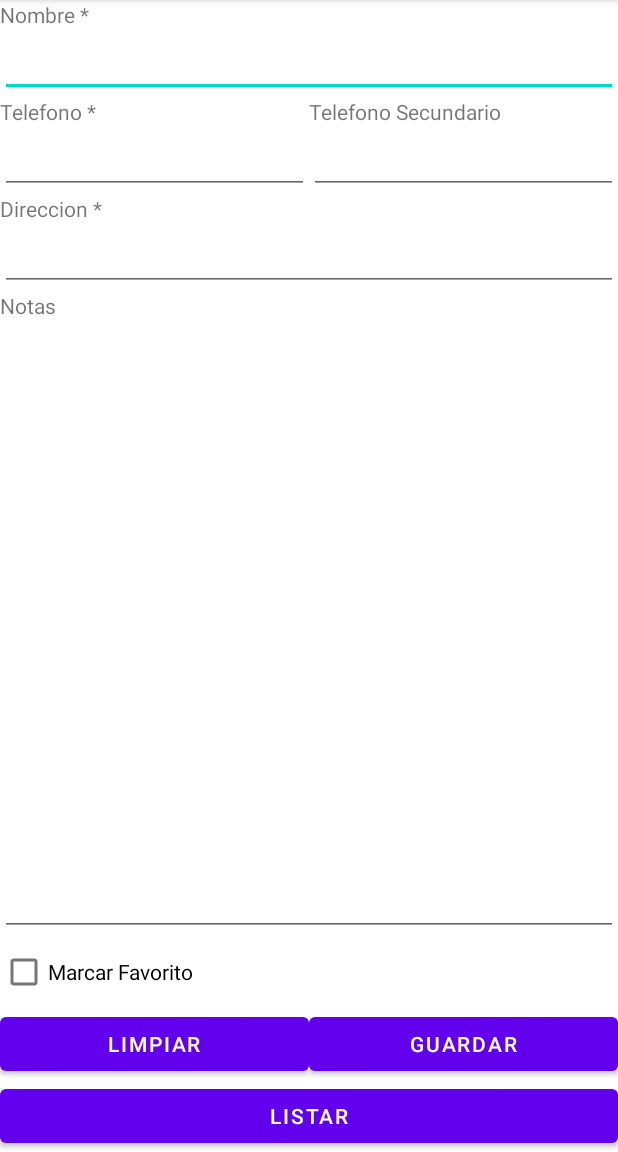
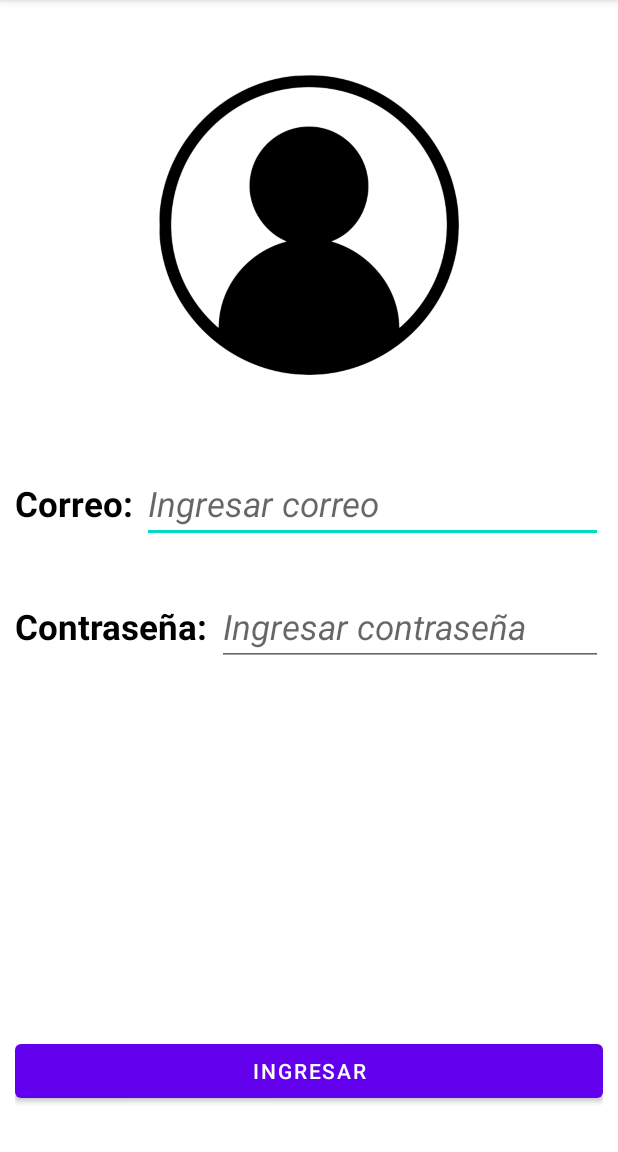
Before and after one commit to KevinTomate/AgendaFireBase, an Android app: the screen it shows after launch (MainActivity before the commit, LoginActivity after it), on a phone screen of 412 x 824 dp, the part 84-1236 px from its top. Run offline under Robolectric (Android 15) with nearby library versions, the phone set to English and light mode, and no system bars; our stand-ins replace Firebase (no records; nobody signed in at launch, a user with empty details on screens opened directly).

Commit message:
09-08-2022

```diff
--- a/app/build.gradle
+++ b/app/build.gradle
@@ -30,6 +30,8 @@ android {
 dependencies {
 
     implementation platform('com.google.firebase:firebase-bom:30.3.1')
+    implementation platform('com.google.firebase:firebase-bom:30.2.0')
+    implementation 'com.google.firebase:firebase-auth'
     implementation 'com.google.firebase:firebase-analytics'
     implementation 'androidx.appcompat:appcompat:+'
     implementation 'com.google.android.material:material:+'
--- a/app/src/main/AndroidManifest.xml
+++ b/app/src/main/AndroidManifest.xml
@@ -14,10 +14,13 @@
         android:theme="@style/Theme.AgendaFireBase"
         tools:targetApi="31">
         <activity
+            android:name=".MainActivity"
+            android:exported="false" />
+        <activity
             android:name=".ListaActivity"
             android:exported="false" />
         <activity
-            android:name=".MainActivity"
+            android:name=".LoginActivity"
             android:exported="true">
             <intent-filter>
                 <action android:name="android.intent.action.MAIN" />
--- /dev/null
+++ b/app/src/main/java/com/example/agendafirebase/LoginActivity.java
@@ -0,0 +1,79 @@
+package com.example.agendafirebase;
+
+import androidx.appcompat.app.AppCompatActivity;
+
+import android.content.Intent;
+import android.os.Bundle;
+import android.view.View;
+import android.widget.Button;
+import android.widget.EditText;
+import android.widget.Toast;
+
+import com.google.android.gms.tasks.OnCompleteListener;
+import com.google.android.gms.tasks.Task;
+import com.google.firebase.auth.AuthResult;
+import com.google.firebase.auth.FirebaseAuth;
+import com.google.firebase.auth.FirebaseUser;
+
+public class LoginActivity extends AppCompatActivity {
+    private Button btnIngresar;
+    private EditText txtCorreo;
+    private EditText txtPass;
+    private FirebaseAuth mAuth;
+
+
+    @Override
+    protected void onCreate(Bundle savedInstanceState) {
+        super.onCreate(savedInstanceState);
+        setContentView(R.layout.activity_login);
+        btnIngresar = (Button) findViewById(R.id.btnIngresar);
+        txtCorreo = (EditText) findViewById(R.id.txtCorreo);
+        txtPass = (EditText) findViewById(R.id.txtPass);
+        // Initialize Firebase Auth
+        mAuth = FirebaseAuth.getInstance();
+
+        onStart();
+
+        btnIngresar.setOnClickListener(new View.OnClickListener() {
+            @Override
+            public void onClick(View v) {
+                authenticalUser();
+            }
+        });
+    }
+
+    @Override
+    public void onStart() {
+        super.onStart();
+        // Check if user is signed in (non-null) and update UI accordingly.
+        FirebaseUser user = FirebaseAuth.getInstance().getCurrentUser();
+        if(user != null){
+            Intent intent = new Intent(LoginActivity.this, MainActivity.class);
+            startActivity(intent);
+            finish();
+        }
+    }
+
+    public void authenticalUser(){
+        String Correo = txtCorreo.getText().toString();
+        String Contraseña = txtPass.getText().toString();
+
+        if(txtCorreo.getText().toString().matches("") || txtPass.getText().toString().matches("")){
+            Toast.makeText(this, "Faltan llenar campos", Toast.LENGTH_SHORT).show();
+        } else {
+            mAuth.signInWithEmailAndPassword(Correo, Contraseña)
+                    .addOnCompleteListener(this, new OnCompleteListener<AuthResult>() {
+                        @Override
+                        public void onComplete(Task<AuthResult> task) {
+                            if (task.isSuccessful()) {
+                                Intent intent = new Intent(LoginActivity.this, MainActivity.class);
+                                startActivity(intent);
+                                finish();
+                            } else {
+                                Toast.makeText(LoginActivity.this, "Correo/Contraseña incorrectos", Toast.LENGTH_SHORT).show();
+                            }
+                        }
+                    });
+        }
+    }
+}
--- a/app/src/main/java/com/example/agendafirebase/MainActivity.java
+++ b/app/src/main/java/com/example/agendafirebase/MainActivity.java
@@ -17,6 +17,8 @@ import android.widget.Toast;
 
 import com.example.agendafirebase.Objetos.Contactos;
 import com.example.agendafirebase.Objetos.ReferenciasFireBase;
+import com.google.firebase.auth.FirebaseAuth;
+import com.google.firebase.auth.FirebaseUser;
 import com.google.firebase.database.DatabaseReference;
 import com.google.firebase.database.FirebaseDatabase;
 
--- /dev/null
+++ b/app/src/main/res/layout/activity_login.xml
@@ -0,0 +1,94 @@
+<?xml version="1.0" encoding="utf-8"?>
+<androidx.constraintlayout.widget.ConstraintLayout xmlns:android="http://schemas.android.com/apk/res/android"
+    xmlns:app="http://schemas.android.com/apk/res-auto"
+    xmlns:tools="http://schemas.android.com/tools"
+    android:layout_width="match_parent"
+    android:layout_height="match_parent"
+    tools:context=".LoginActivity">
+
+    <LinearLayout
+        android:layout_width="match_parent"
+        android:layout_height="match_parent"
+        android:orientation="vertical">
+        <LinearLayout
+            android:layout_width="match_parent"
+            android:layout_height="wrap_content"
+            android:orientation="vertical"
+            android:gravity="center"
+            android:paddingTop="50dp">
+            <ImageView
+                android:layout_width="200dp"
+                android:layout_height="200dp"
+                android:src="@drawable/img">
+            </ImageView>
+        </LinearLayout>
+        <LinearLayout
+            android:layout_width="match_parent"
+            android:layout_height="wrap_content"
+            android:orientation="horizontal"
+            android:paddingTop="60dp"
+            android:paddingLeft="10dp"
+            android:paddingRight="10dp">
+            <TextView
+                android:layout_width="wrap_content"
+                android:layout_height="wrap_content"
+                android:text="Correo: "
+                android:textSize="23dp"
+                android:textStyle="bold"
+                android:textColor="@color/black">
+            </TextView>
+            <EditText
+                android:id="@+id/txtCorreo"
+                android:layout_width="match_parent"
+                android:layout_height="wrap_content"
+                android:hint="Ingresar correo"
+                android:textStyle="italic"
+                android:textSize="23dp">
+            </EditText>
+        </LinearLayout>
+        <LinearLayout
+            android:layout_width="match_parent"
+            android:layout_height="wrap_content"
+            android:orientation="horizontal"
+            android:paddingTop="30dp"
+            android:paddingLeft="10dp"
+            android:paddingRight="10dp">
+            <TextView
+                android:layout_width="wrap_content"
+                android:layout_height="wrap_content"
+                android:text="Contraseña: "
+                android:textSize="23dp"
+                android:textStyle="bold"
+                android:textColor="@color/black">
+            </TextView>
+            <EditText
+                android:id="@+id/txtPass"
+                android:layout_width="match_parent"
+                android:layout_height="wrap_content"
+                android:hint="Ingresar contraseña"
+                android:textStyle="italic"
+                android:textSize="23dp"
+                android:inputType="textPassword">
+            </EditText>
+        </LinearLayout>
+
+        <LinearLayout
+            android:layout_width="match_parent"
+            android:layout_height="match_parent"
+            android:orientation="vertical"
+            android:paddingTop="90dp"
+            android:paddingBottom="30dp"
+            android:paddingLeft="10dp"
+            android:paddingRight="10dp"
+            android:gravity="bottom">
+            <Button
+                android:id="@+id/btnIngresar"
+                android:layout_width="match_parent"
+                android:layout_height="wrap_content"
+                android:text="Ingresar"
+                android:gravity="center">
+            </Button>
+        </LinearLayout>
+    </LinearLayout>
+
+</androidx.constraintlayout.widget.ConstraintLayout>
--- a/app/src/main/res/layout/activity_main.xml
+++ b/app/src/main/res/layout/activity_main.xml
@@ -5,6 +5,7 @@
     android:layout_width="match_parent"
     android:layout_height="match_parent"
     tools:context=".MainActivity">
+
     <TableLayout
         android:id="@+id/tabla1"
         android:layout_width="match_parent"
```
Also changed, not shown: app/src/main/java/com/example/agendafirebase/ListaActivity.java (+21 -4 lines), app/src/main/res/layout/activity_lista.xml (+14 -2 lines), app/src/main/res/drawable/img.png (added).
